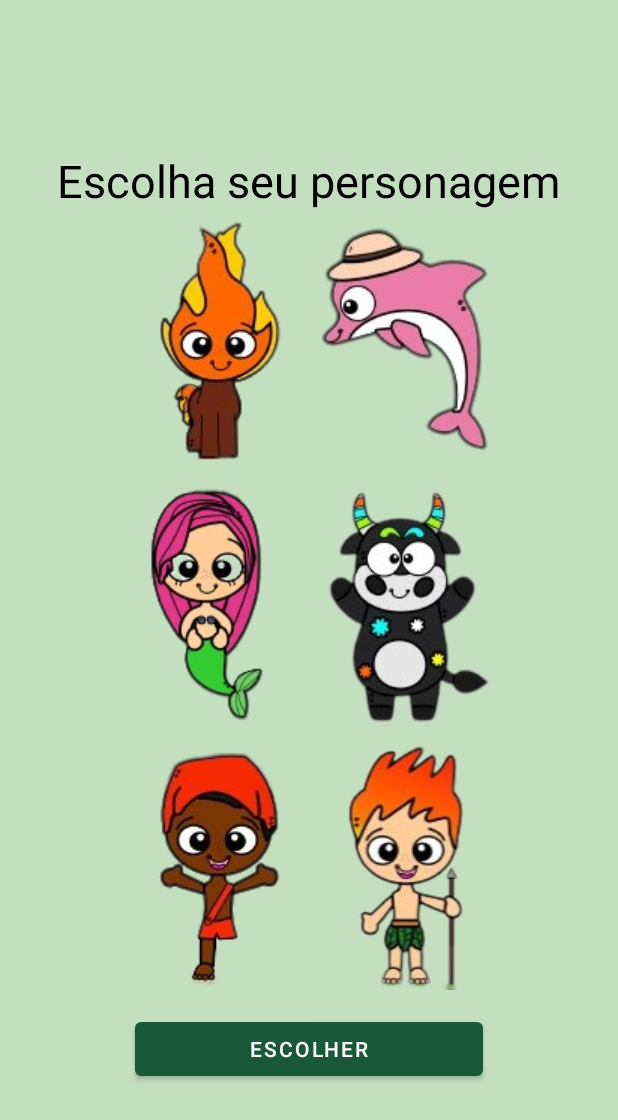
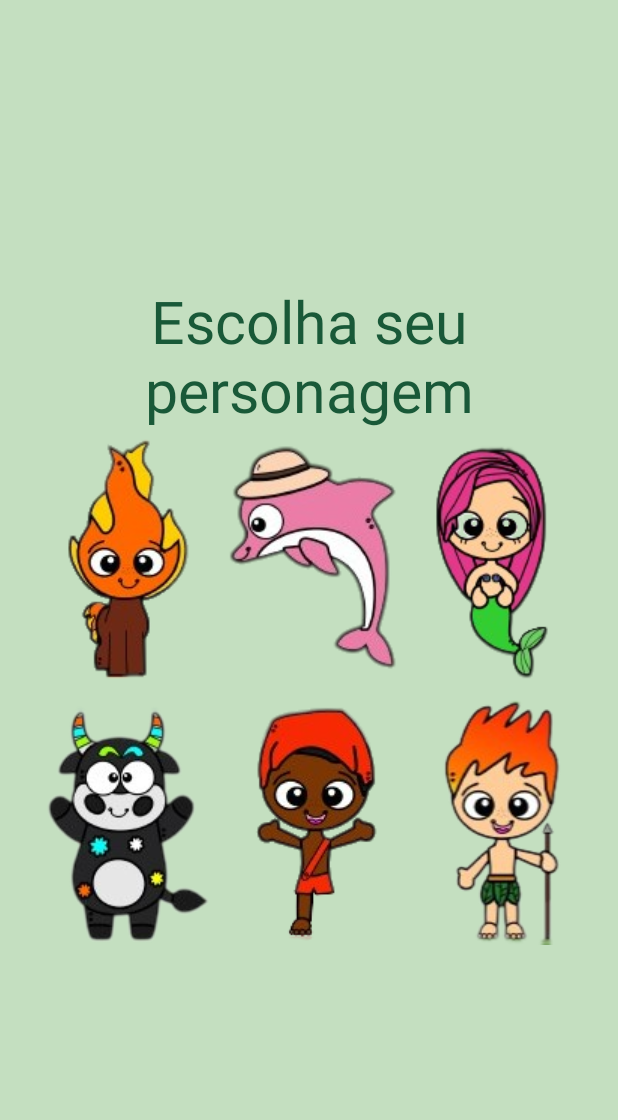
Before and after one commit to IzaqueRolim/Kunami, an Android app: the layout activity_escolha_personagem.xml on its own in the app's theme, with its tools: preview values and no code run, on a phone screen of 412 x 824 dp. Shown: the top 1120 px of the screen. Run offline under Robolectric (Android 15) with nearby library versions, the light colour scheme and no system bars.

Commit message:
gif adicionado, cores ajeitadas

```diff
--- a/app/build.gradle
+++ b/app/build.gradle
@@ -38,6 +38,7 @@ dependencies {
     implementation "com.squareup.retrofit2:converter-gson:2.1.0"
     implementation "com.squareup.okhttp3:logging-interceptor:4.9.3"
     implementation 'com.google.android.material:material:1.9.0'
+    implementation 'pl.droidsonroids.gif:android-gif-drawable:1.2.22'
     implementation 'androidx.constraintlayout:constraintlayout:2.1.4'
     implementation 'androidx.navigation:navigation-fragment:2.4.1'
     implementation 'androidx.navigation:navigation-ui:2.4.1'
--- /dev/null
+++ b/app/src/main/res/drawable/border.xml
@@ -0,0 +1,6 @@
+<?xml version="1.0" encoding="utf-8"?>
+<shape xmlns:android="http://schemas.android.com/apk/res/android">
+    <!-- Cor de fundo do layout -->
+    <corners android:radius="10dp" /> <!-- Raio do border radius -->
+    <stroke android:color="#000" android:width="3dp"/>
+</shape>
--- /dev/null
+++ b/app/src/main/res/drawable/scrollbar_custom.xml
@@ -0,0 +1,6 @@
+<?xml version="1.0" encoding="utf-8"?>
+<shape xmlns:android="http://schemas.android.com/apk/res/android">
+    <solid android:color="#00FFFFFF" /> <!-- Define a cor de preenchimento da barra -->
+    <corners android:radius="5dp" /> <!-- Define a borda arredondada da barra -->
+    <size android:width="8dp" /> <!-- Define a largura da barra -->
+</shape>
--- a/app/src/main/res/layout/activity_escolha_personagem.xml
+++ b/app/src/main/res/layout/activity_escolha_personagem.xml
@@ -8,23 +8,31 @@
     android:background="@color/background"
     tools:context=".EscolhaPersonagemActivity"
     android:orientation="vertical"
-    android:gravity="center">
+    android:gravity="center_vertical|center_horizontal">
 
     <TextView
         android:layout_width="wrap_content"
         android:layout_height="wrap_content"
         android:text="Escolha seu personagem"
-        android:textSize="30sp"
-        android:textColor="@color/black"
+        android:textSize="39sp"
+        android:textColor="@color/text_color"
+        android:textAlignment="center"
         />
+
+    <ScrollView
+        android:layout_width="wrap_content"
+        android:layout_height="wrap_content"
+        android:scrollbars="none"
+        >
 
         <GridLayout
             android:id="@+id/imageGrid"
             android:layout_width="wrap_content"
             android:layout_height="wrap_content"
-        android:columnCount="2"
-        android:rowCount="3"
+            android:columnCount="3"
+            android:rowCount="2"
             android:columnOrderPreserved="false"
+
 
             >
             <ImageView
@@ -33,6 +41,7 @@
                 android:layout_height="wrap_content"
                 android:src="@drawable/mulac_p"
                 android:layout_gravity="center"
+
 
                 />
 
@@ -69,16 +78,8 @@
                 android:src="@drawable/curupira_p"
                 />
         </GridLayout>
+    </ScrollView>
 
-    <Button
-        android:id="@+id/btnEscolhaPersonagem"
-        android:layout_width="match_parent"
-        android:layout_height="wrap_content"
-        android:layout_marginTop="15dp"
-        android:layout_marginLeft="90dp"
-        android:layout_marginRight="90dp"
-        android:textColor="@color/white"
-        android:text="Escolher" />
 
 
 </LinearLayout>
--- a/app/src/main/res/values-night/themes.xml
+++ b/app/src/main/res/values-night/themes.xml
@@ -1,6 +1,6 @@
 <resources xmlns:tools="http://schemas.android.com/tools">
     <!-- Base application theme. -->
-    <style name="Theme.PerguntaRoleta" parent="Theme.MaterialComponents.DayNight.DarkActionBar">
+    <style name="Theme.PerguntaRoleta" parent="Theme.MaterialComponents.DayNight.NoActionBar">
         <!-- Primary brand color. -->
         <item name="colorPrimary">@color/purple_200</item>
         <item name="colorPrimaryVariant">@color/purple_700</item>
--- a/app/src/main/res/values/colors.xml
+++ b/app/src/main/res/values/colors.xml
@@ -4,13 +4,13 @@
     <color name="background_home">#D7E6AC</color>
     <color name="button_color">#66B75B</color>
     <color name="text_color">#195938</color>
-    <color name="teal_200">#FF03DAC5</color>
+    <color name="teal_200">#1D584E</color>
     <color name="teal_700">#FF018786</color>
     <color name="black">#000000</color>
     <color name="white">#FFFFFFFF</color>
     <color name="purple_500">#195938</color>
     <color name="purple_700">#195938</color>
     <color name="purple_200">#195938</color>
-    <color name="red">#FF0000</color>
-    <color name="blue">#0E5107</color>
+    <color name="red">#C22A2A</color>
+    <color name="blue">#3CB9B9</color>
 </resources>
--- a/app/src/main/res/values/themes.xml
+++ b/app/src/main/res/values/themes.xml
@@ -1,6 +1,6 @@
 <resources xmlns:tools="http://schemas.android.com/tools">
     <!-- Base application theme. -->
-    <style name="Theme.PerguntaRoleta" parent="Theme.MaterialComponents.DayNight.DarkActionBar">
+    <style name="Theme.PerguntaRoleta" parent="Theme.MaterialComponents.DayNight.NoActionBar">
         <!-- Primary brand color. -->
         <item name="colorPrimary">@color/purple_500</item>
         <item name="colorPrimaryVariant">@color/purple_700</item>
```
Also changed, not shown: app/src/main/AndroidManifest.xml (+6 -3 lines), app/src/main/java/com/example/perguntaroleta/EscolhaPersonagemActivity.java (+51 -10 lines), app/src/main/java/com/example/perguntaroleta/PerguntaActivity.java (+10 -13 lines), app/src/main/res/layout/activity_pergunta.xml (+19 -23 lines), app/src/main/res/drawable/gif_de_indio.gif (added), app/src/main/res/drawable/gif_indio_2.gif (added). Lines whose indentation alone changed are shown as unchanged.
